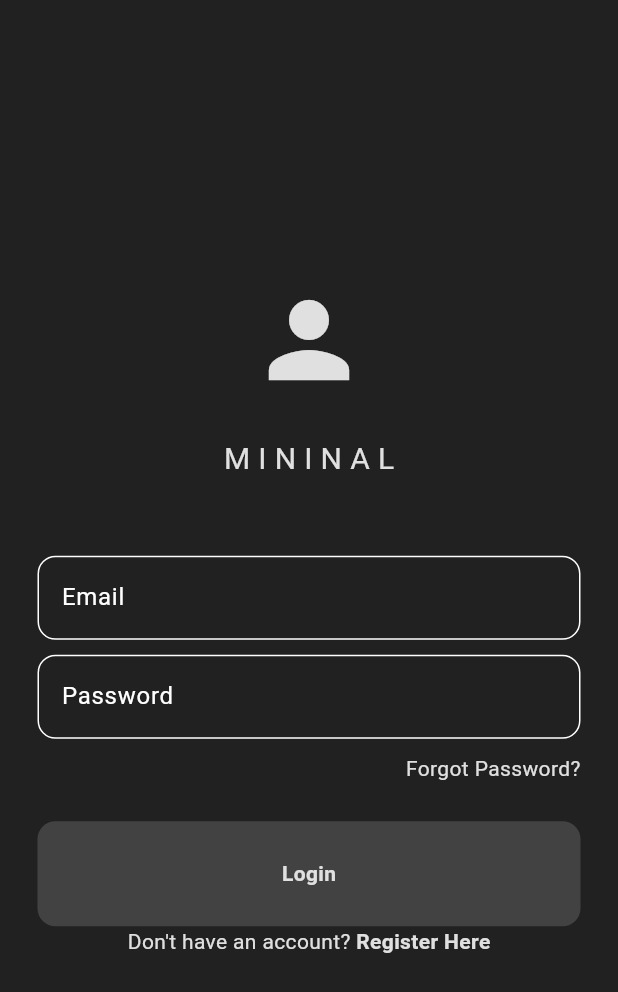
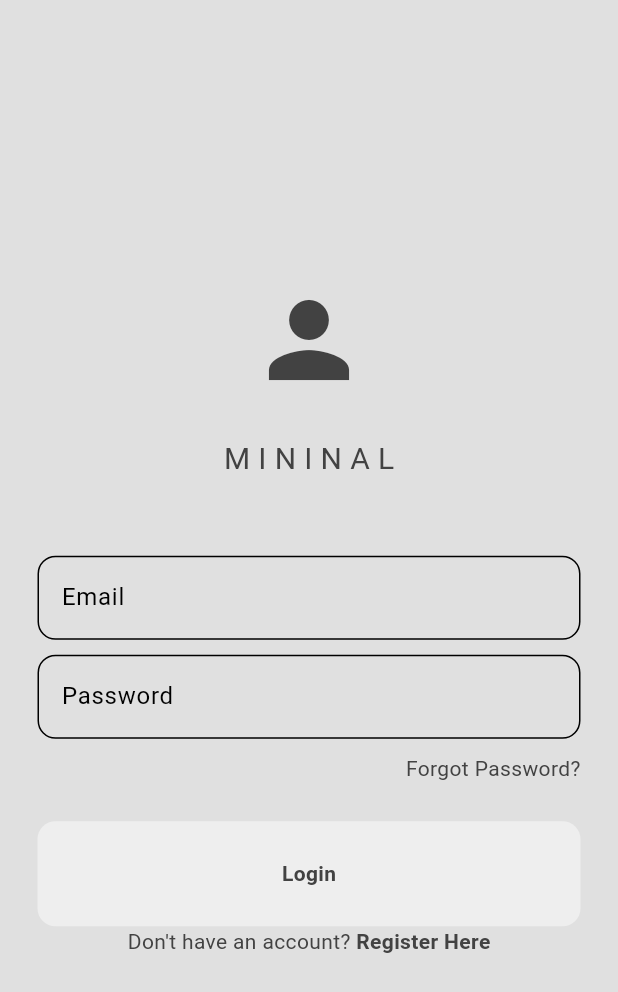
Before and after one commit to bereketsewnet/Social-Media-App, a Flutter app: the screen it shows after launch, on a phone screen of 412 x 824 dp. Shown: the top 992 px of the screen. Run offline on Flutter 3.47's test engine with Material 3 defaults, Android fonts, the phone set to English and light mode, and no system bars; our stand-ins replace firebase_auth, firebase_core; accounts and stored records are empty.

```diff
--- a/lib/main.dart
+++ b/lib/main.dart
@@ -19,8 +19,8 @@ class MyApp extends StatelessWidget {
     return MaterialApp(
       debugShowCheckedModeBanner: false,
       home: const AuthPage(),
-      theme: darkMode,
-      darkTheme: lightMode,
+      theme: lightMode,
+      darkTheme: darkMode,
     );
   }
 }
--- a/lib/pages/login_page.dart
+++ b/lib/pages/login_page.dart
@@ -109,8 +109,7 @@ class _LoginPageState extends State<LoginPage> {
           .signInWithEmailAndPassword(
               email: emailController.text, password: passwordController.text);
 
-      if (context.mounted) Navigator.pop(context);
-      displayMessageToUser(context, 'S U C C E S S');
+      Navigator.pop(context);
     } on FirebaseAuthException catch (e) {
       Navigator.pop(context);
       displayMessageToUser(context, e.code);
```
Also changed, not shown: lib/pages/home_page.dart (+27 -1 lines).
